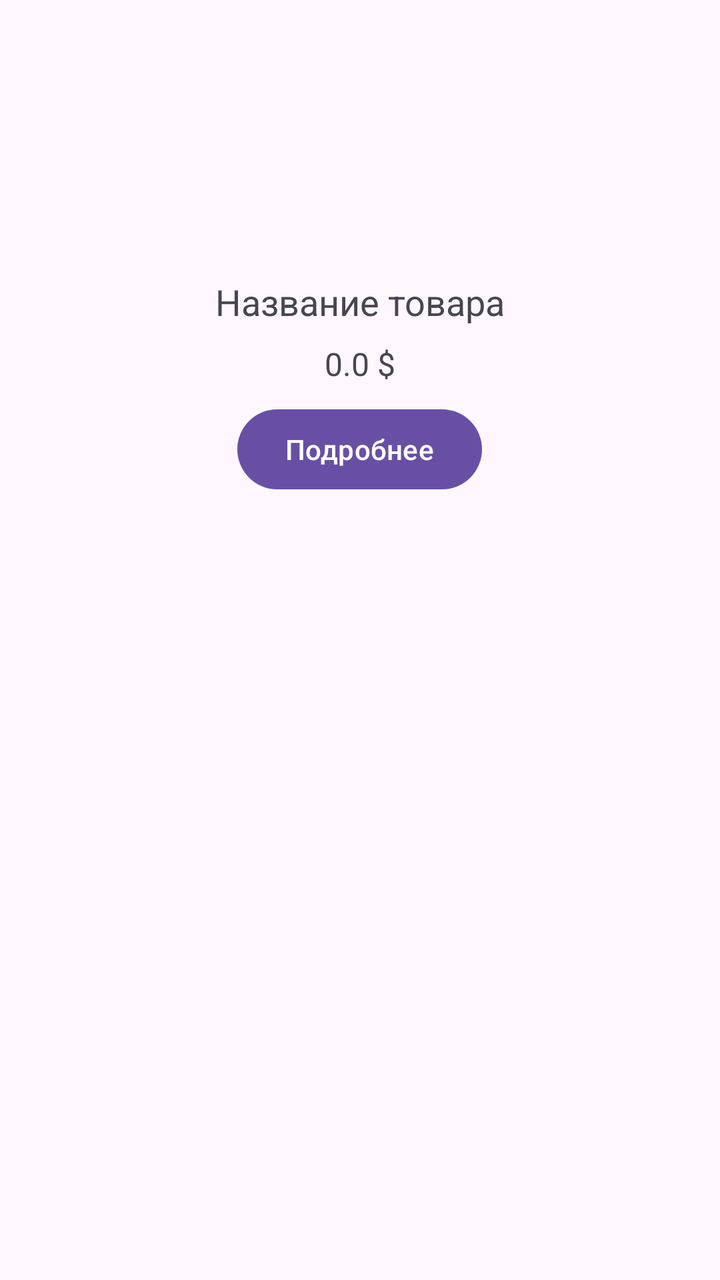
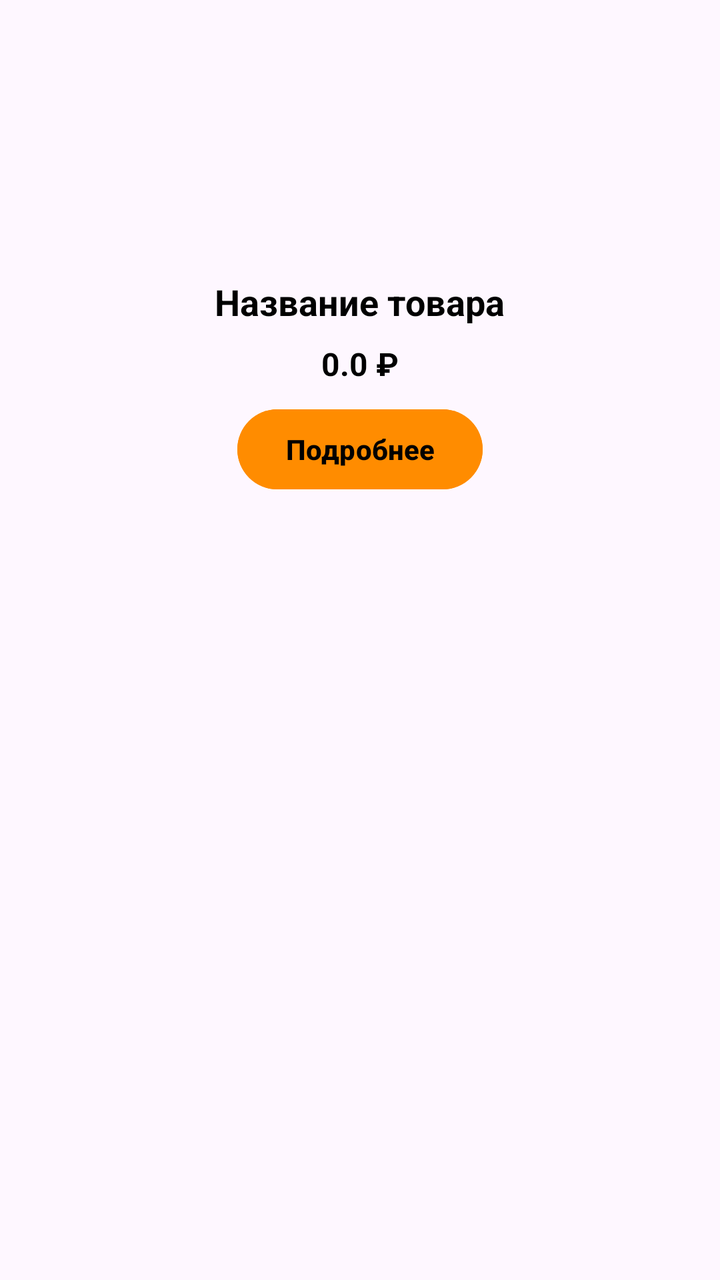

The first picture is an Android layout as it rendered before a commit; the second is the same layout after the commit. The layout source and the unified diff follow.
<!-- AndroidManifest.xml: application theme Theme.MyApplicationShop -->
<!-- res/layout/item_product_grid.xml -->
<?xml version="1.0" encoding="utf-8"?>
<LinearLayout xmlns:android="http://schemas.android.com/apk/res/android"
    android:layout_width="wrap_content"
    android:layout_height="wrap_content"
    android:orientation="vertical"
    android:padding="8px"
    android:gravity="center_horizontal">

    <ImageView
        android:id="@+id/ivProductImage"
        android:layout_width="match_parent"
        android:scaleType="centerCrop"
        android:layout_height="120dp"
        android:layout_marginBottom="16dp" />

    <TextView
        android:id="@+id/tvProductName"
        android:layout_width="wrap_content"
        android:layout_height="wrap_content"
        android:text="Название товара"
        android:textSize="18sp"
        android:layout_marginBottom="8dp" />

    <TextView
        android:id="@+id/tvProductPrice"
        android:layout_width="wrap_content"
        android:layout_height="wrap_content"
        android:text="0.0 $"
        android:textSize="16sp"
        android:layout_marginBottom="8dp" />

    <Button
        android:id="@+id/btnDetails"
        android:layout_width="wrap_content"
        android:layout_height="wrap_content"
        android:text="Подробнее" />

</LinearLayout>
<!-- resources referenced by this layout -->
<resources>
  <style name="Theme.MyApplicationShop" parent="Base.Theme.MyApplicationShop" />
  <style name="Base.Theme.MyApplicationShop" parent="Theme.Material3.DayNight.NoActionBar">
          
          
      </style>
</resources>

<!-- the commit's change to res/layout/item_product_grid.xml (unified diff, before → after) -->
@@ -4,7 +4,9 @@
     android:layout_height="wrap_content"
     android:orientation="vertical"
     android:padding="8px"
-    android:gravity="center_horizontal">
+    android:gravity="center_horizontal"
+    >
+
 
     <ImageView
         android:id="@+id/ivProductImage"
@@ -18,6 +20,8 @@
         android:layout_width="wrap_content"
         android:layout_height="wrap_content"
         android:text="Название товара"
+        android:textStyle="bold"
+        android:textColor="@color/black"
         android:textSize="18sp"
         android:layout_marginBottom="8dp" />
 
@@ -25,7 +29,10 @@
         android:id="@+id/tvProductPrice"
         android:layout_width="wrap_content"
         android:layout_height="wrap_content"
-        android:text="0.0 $"
+        android:textColor="@color/black"
+        android:textStyle="bold"
+        android:text="0.0 ₽"
+        android:gravity="center"
         android:textSize="16sp"
         android:layout_marginBottom="8dp" />
 
@@ -33,6 +40,9 @@
         android:id="@+id/btnDetails"
         android:layout_width="wrap_content"
         android:layout_height="wrap_content"
+        android:backgroundTint="@color/orange"
+        android:textStyle="bold"
+        android:textColor="@color/black"
         android:text="Подробнее" />
 
 </LinearLayout>
<!-- resource entries referenced after the edit -->
@@ -1,5 +1,7 @@
 <!-- resources referenced by this layout -->
 <resources>
+  <color name="black">#FF000000</color>
+  <color name="orange">#FF8C00</color>
   <style name="Theme.MyApplicationShop" parent="Base.Theme.MyApplicationShop" />
   <style name="Base.Theme.MyApplicationShop" parent="Theme.Material3.DayNight.NoActionBar">
           
